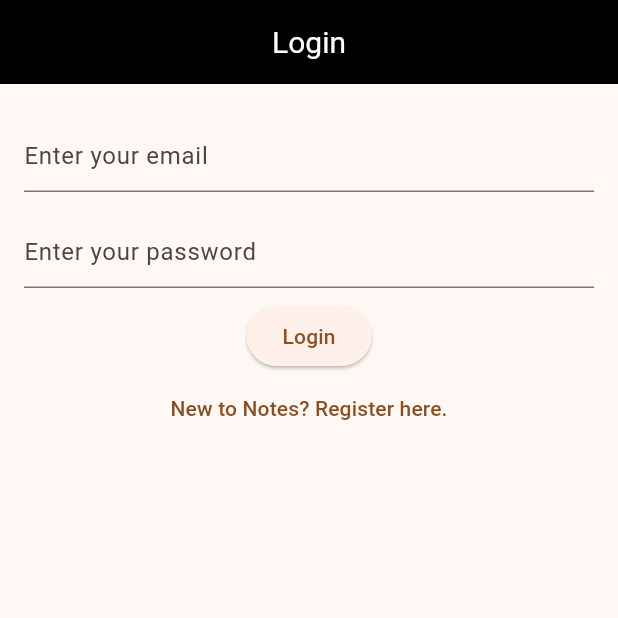
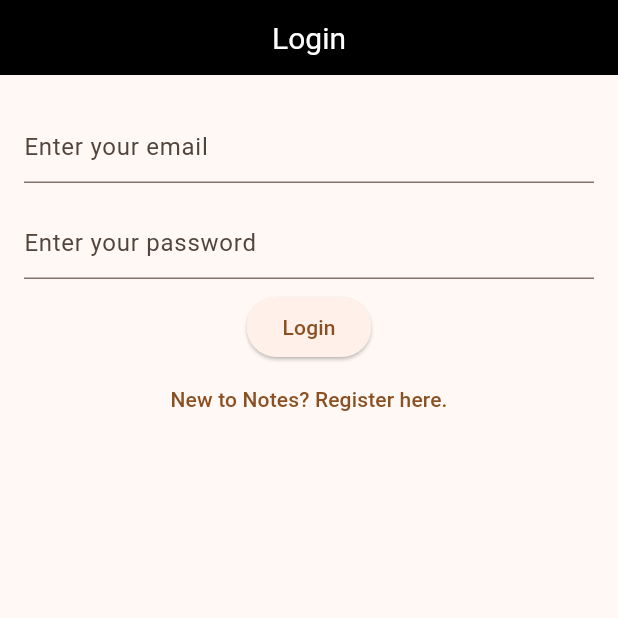
Before and after one commit to pranayyb/Notes, a Flutter app: the screen it shows after launch, on a phone screen of 412 x 824 dp, the top half of it. Run offline on Flutter 3.47's test engine with Material 3 defaults, Android fonts, the phone set to English and light mode, and no system bars; our stand-ins replace cloud_firestore, firebase_auth, firebase_core, share_plus; accounts and stored records are empty.

```diff
--- a/lib/main.dart
+++ b/lib/main.dart
@@ -25,7 +25,7 @@ void main() {
       registerRoute: (context) => const RegisterView(),
       notesRoute: (context) => const NotesView(),
       verifyEmailRoute: (context) => const VerifyEmailView(),
-      createOrUpdateNoteRoute:(context)=>const CreateUpdateNoteView(),
+      createOrUpdateNoteRoute: (context) => const CreateUpdateNoteView(),
     },
   ));
 }
--- a/lib/views/login_view.dart
+++ b/lib/views/login_view.dart
@@ -39,6 +39,7 @@ class _LoginViewState extends State<LoginView> {
         title: const Center(
           child: Text("Login"),
         ),
+        toolbarHeight: 50.0,
         backgroundColor: const Color.fromARGB(255, 0, 0, 0),
         titleTextStyle: const TextStyle(
           fontStyle: FontStyle.normal,
@@ -51,9 +52,12 @@ class _LoginViewState extends State<LoginView> {
         builder: (context, snapshot) {
           switch (snapshot.connectionState) {
             case ConnectionState.done:
-              return Padding(
+              return Center(
+                child: Padding(
                   padding: const EdgeInsets.all(16.0),
                   child: Column(
+                    // mainAxisAlignment: MainAxisAlignment.center,
+                    // crossAxisAlignment: CrossAxisAlignment.center,
                     children: [
                       Padding(
                         padding: const EdgeInsets.symmetric(vertical: 8.0),
@@ -61,8 +65,8 @@ class _LoginViewState extends State<LoginView> {
                           controller: _email,
                           // enableSuggestions: true,
                           autocorrect: false,
-                        decoration:
-                            const InputDecoration(hintText: "Enter your email"),
+                          decoration: const InputDecoration(
+                              hintText: "Enter your email"),
                         ),
                       ),
                       Padding(
@@ -153,6 +157,7 @@ class _LoginViewState extends State<LoginView> {
                       ),
                     ],
                   ),
+                ),
               );
             default:
               return const Center(
--- a/pubspec.yaml
+++ b/pubspec.yaml
@@ -42,6 +42,7 @@ dependencies:
   sqflite: ^2.4.0
   path_provider: ^2.1.4
   path: ^1.9.0
+  share_plus: ^10.1.1
 
 dev_dependencies:
   flutter_test:
```
Also changed, not shown: lib/utilities/dialogs/cannot_share_empty_note_dialog.dart (added, +13 -0 lines), lib/views/notes/create_update_note_view.dart (+15 -0 lines), pubspec.lock, 5 other files. Lines whose indentation alone changed are shown as unchanged.
